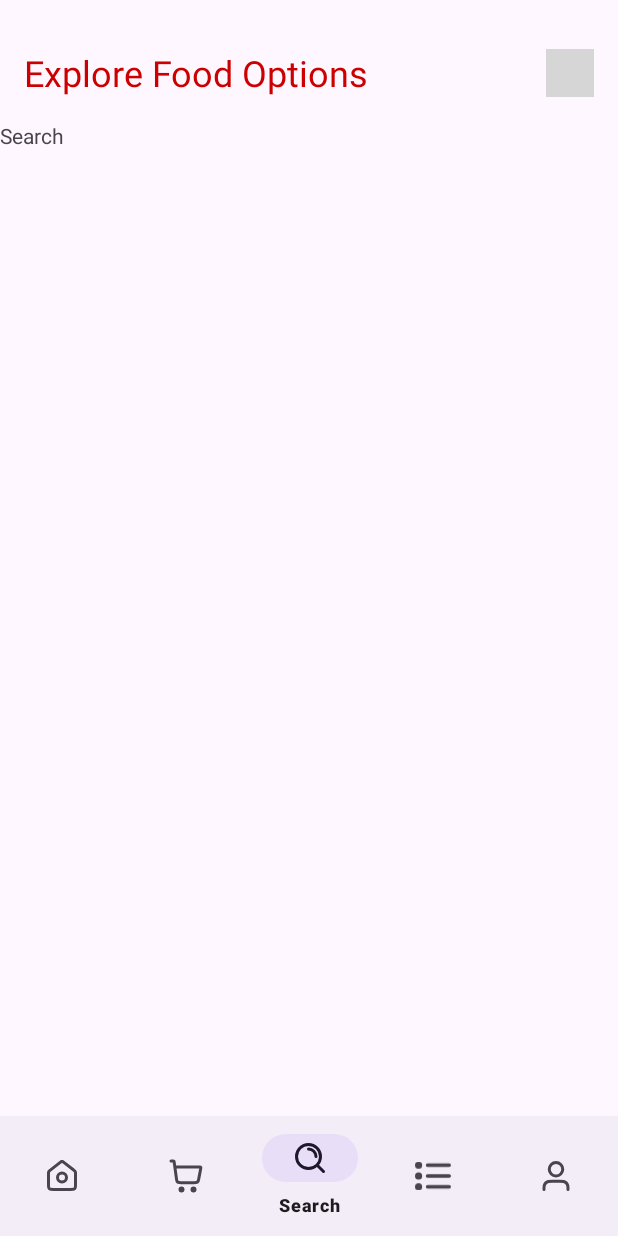
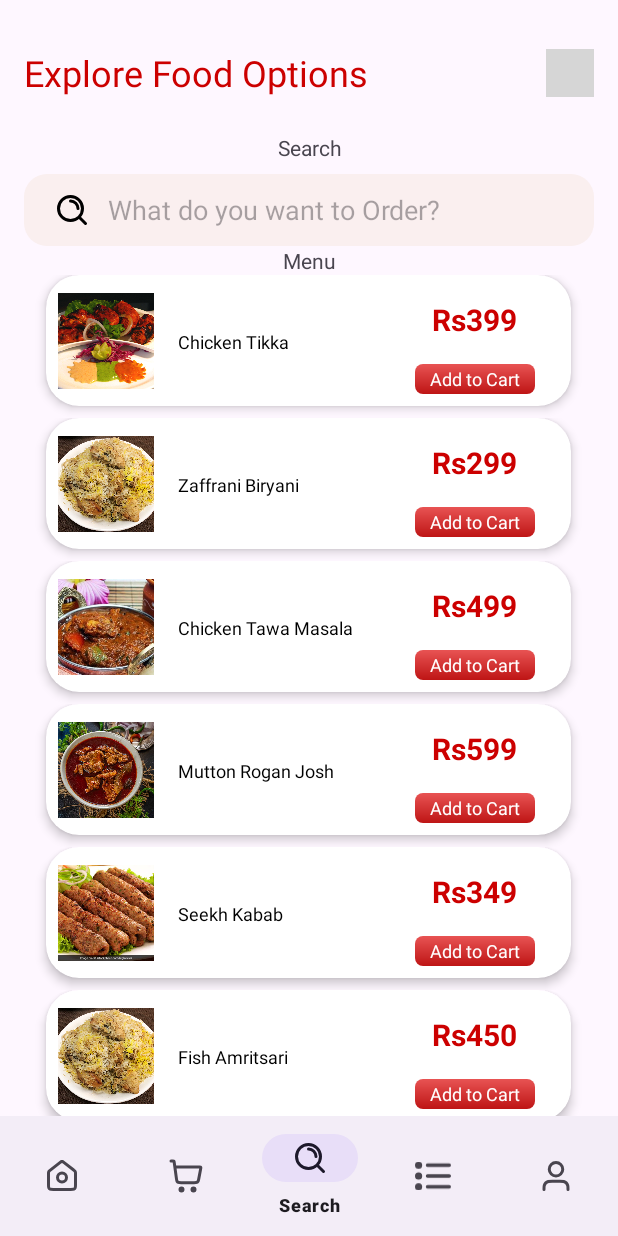
Before and after one commit to the-punisher-29/EatScape, an Android app: the screen it shows after launch (MainActivity), item 3 of the bottom bar chosen, on a phone screen of 412 x 824 dp. Run offline under Robolectric (Android 15) with nearby library versions, the phone set to English and light mode, and no system bars; our stand-ins replace navigation-ui; libraries missing offline, so code that uses them is left out: com.denzcoskun.imageslider; Roboto replaces fonts that are not available here; 8 statements that could not run were skipped; grey boxes are pictures that could not be loaded.

Commit message:
Search Fragment Build

```diff
--- a/app/src/main/AndroidManifest.xml
+++ b/app/src/main/AndroidManifest.xml
@@ -31,7 +31,8 @@
         </activity>
         <activity
             android:name=".MainActivity"
-            android:exported="true">
+            android:exported="true"
+            android:windowSoftInputMode="adjustPan">
             <intent-filter>
                 <action android:name="android.intent.action.MAIN" />
 
--- a/app/src/main/java/in/sk/eatscape/Fragment/SearchFragment.kt
+++ b/app/src/main/java/in/sk/eatscape/Fragment/SearchFragment.kt
@@ -5,49 +5,109 @@ import androidx.fragment.app.Fragment
 import android.view.LayoutInflater
 import android.view.View
 import android.view.ViewGroup
+import androidx.recyclerview.widget.LinearLayoutManager
+import androidx.appcompat.widget.SearchView
 import `in`.sk.eatscape.R
-
-
-private const val ARG_PARAM1 = "param1"
-private const val ARG_PARAM2 = "param2"
+import `in`.sk.eatscape.adpater.MenuAdapter
+import `in`.sk.eatscape.databinding.FragmentSearchBinding
 
 class SearchFragment : Fragment() {
-    // TODO: Rename and change types of parameters
-    private var param1: String? = null
-    private var param2: String? = null
+    private lateinit var binding: FragmentSearchBinding
+    private lateinit var adapter: MenuAdapter
+
+    private val orgmenuFoodName = listOf(
+        "Chicken Tikka", "Zaffrani Biryani", "Chicken Tawa Masala", "Mutton Rogan Josh", "Seekh Kabab",
+        "Fish Amritsari", "Prawn Curry", "Paneer Butter Masala", "Chicken Curry", "Mutton Curry",
+        "Fish Curry", "Vegetable Biryani", "Paneer Tikka", "Chicken Wings", "Mutton Keema",
+        "Fish Fry", "Mutton Korma", "Butter Chicken", "Fish Tikka", "Mutton Biryani"
+    )
+
+    private val orgmenuItemPrice = listOf(
+        "Rs399", "Rs299", "Rs499", "Rs599", "Rs349",
+        "Rs450", "Rs550", "Rs350", "Rs400", "Rs600",
+        "Rs500", "Rs250", "Rs300", "Rs299", "Rs550",
+        "Rs400", "Rs600", "Rs450", "Rs350", "Rs650"
+    )
+
+    private val orgmenuImage = listOf(
+        R.drawable.tikka, R.drawable.bir, R.drawable.ctm, R.drawable.mutt, R.drawable.sk,
+        R.drawable.bir, R.drawable.bir, R.drawable.bir, R.drawable.bir, R.drawable.bir,
+        R.drawable.bir, R.drawable.bir, R.drawable.bir, R.drawable.bir, R.drawable.bir,
+        R.drawable.bir, R.drawable.bir, R.drawable.bir, R.drawable.bir, R.drawable.bir
+    )
+
+    private val filteredMenuFoodName = mutableListOf<String>()
+    private val filteredMenuItemPrice = mutableListOf<String>()
+    private val filteredMenuImage = mutableListOf<Int>()
+
     override fun onCreate(savedInstanceState: Bundle?) {
         super.onCreate(savedInstanceState)
-        arguments?.let {
-            param1 = it.getString(ARG_PARAM1)
-            param2 = it.getString(ARG_PARAM2)
-        }
     }
 
     override fun onCreateView(
         inflater: LayoutInflater, container: ViewGroup?,
         savedInstanceState: Bundle?
-    ): View? {
+    ): View {
         // Inflate the layout for this fragment
-        return inflater.inflate(R.layout.fragment_search, container, false)
+        binding = FragmentSearchBinding.inflate(inflater, container, false)
+
+        adapter = MenuAdapter(filteredMenuFoodName, filteredMenuItemPrice, filteredMenuImage)
+        binding.menurv.layoutManager = LinearLayoutManager(requireContext())
+        binding.menurv.adapter = adapter
+
+        // Setting up search view
+        setupSearchView()
+
+        // Showing menu items
+        showAllMenu()
+
+        return binding.root
+    }
+
+    private fun showAllMenu() {
+        filteredMenuFoodName.clear()
+        filteredMenuItemPrice.clear()
+        filteredMenuImage.clear()
+
+        filteredMenuFoodName.addAll(orgmenuFoodName)
+        filteredMenuItemPrice.addAll(orgmenuItemPrice)
+        filteredMenuImage.addAll(orgmenuImage)
+
+        adapter.notifyDataSetChanged()
+    }
+
+    private fun setupSearchView() {
+        binding.searchView.setOnQueryTextListener(object : SearchView.OnQueryTextListener,
+            android.widget.SearchView.OnQueryTextListener {
+            override fun onQueryTextSubmit(query: String): Boolean {
+                filterMenuItems(query)
+                return true // Indicate that the query has been handled
+            }
+
+            override fun onQueryTextChange(newText: String): Boolean {
+                filterMenuItems(newText)
+                return true
+            }
+        })
+    }
+
+    private fun filterMenuItems(query: String) {
+        filteredMenuFoodName.clear()
+        filteredMenuItemPrice.clear()
+        filteredMenuImage.clear()
+
+        orgmenuFoodName.forEachIndexed { index, foodName ->
+            if (foodName.contains(query, ignoreCase = true)){
+                    filteredMenuFoodName.add(foodName)
+                    filteredMenuItemPrice.add(orgmenuItemPrice[index])
+                    filteredMenuImage.add(orgmenuImage[index])
+
+            }
+        adapter.notifyDataSetChanged()
+      }
     }
 
     companion object {
-        /**
-         * Use this factory method to create a new instance of
-         * this fragment using the provided parameters.
-         *
-         * @param param1 Parameter 1.
-         * @param param2 Parameter 2.
-         * @return A new instance of fragment SearchFragment.
-         */
-        // TODO: Rename and change types and number of parameters
-        @JvmStatic
-        fun newInstance(param1: String, param2: String) =
-            SearchFragment().apply {
-                arguments = Bundle().apply {
-                    putString(ARG_PARAM1, param1)
-                    putString(ARG_PARAM2, param2)
-                }
-            }
+
     }
 }
--- /dev/null
+++ b/app/src/main/res/drawable/searchshape.xml
@@ -0,0 +1,10 @@
+<?xml version="1.0" encoding="utf-8"?>
+<shape xmlns:android="http://schemas.android.com/apk/res/android">
+    <solid android:color="#FAEFEF" />
+    <corners android:radius="15dp" />
+
+
+
+
+
+</shape>
--- a/app/src/main/res/layout/fragment_search.xml
+++ b/app/src/main/res/layout/fragment_search.xml
@@ -1,5 +1,6 @@
 <?xml version="1.0" encoding="utf-8"?>
-<FrameLayout xmlns:android="http://schemas.android.com/apk/res/android"
+<androidx.constraintlayout.widget.ConstraintLayout xmlns:android="http://schemas.android.com/apk/res/android"
+    xmlns:app="http://schemas.android.com/apk/res-auto"
     xmlns:tools="http://schemas.android.com/tools"
     android:layout_width="match_parent"
     android:layout_height="match_parent"
@@ -7,8 +8,49 @@
 
     <!-- TODO: Update blank fragment layout -->
     <TextView
+        android:id="@+id/textView17"
+        android:layout_width="wrap_content"
+        android:layout_height="wrap_content"
+        android:layout_marginTop="8dp"
+        android:gravity="center"
+        android:text="@string/search"
+        app:layout_constraintEnd_toEndOf="parent"
+        app:layout_constraintStart_toStartOf="parent"
+        app:layout_constraintTop_toTopOf="parent" />
+
+    <SearchView
+        android:id="@+id/searchView"
+        android:layout_width="0dp"
+        android:layout_height="wrap_content"
+        android:layout_marginStart="16dp"
+        android:layout_marginTop="8dp"
+        android:layout_marginEnd="16dp"
+        android:background="@drawable/searchshape"
+        android:iconifiedByDefault="false"
+        android:queryBackground="@android:color/transparent"
+        android:queryHint="What do you want to Order?"
+        android:searchIcon="@drawable/search"
+        app:layout_constraintEnd_toEndOf="parent"
+        app:layout_constraintHorizontal_bias="0.0"
+        app:layout_constraintStart_toStartOf="parent"
+        app:layout_constraintTop_toBottomOf="@+id/textView17" />
+
+    <androidx.recyclerview.widget.RecyclerView
+        android:id="@+id/menurv"
         android:layout_width="match_parent"
-        android:layout_height="match_parent"
-        android:text="@string/search" />
+        android:layout_height="0dp"
+        app:layout_constraintBottom_toBottomOf="parent"
+        app:layout_constraintEnd_toEndOf="parent"
+        app:layout_constraintStart_toStartOf="parent"
+        app:layout_constraintTop_toBottomOf="@+id/textView18" />
 
-</FrameLayout>
+    <TextView
+        android:id="@+id/textView18"
+        android:layout_width="wrap_content"
+        android:layout_height="wrap_content"
+        android:text="Menu"
+        app:layout_constraintEnd_toEndOf="parent"
+        app:layout_constraintStart_toStartOf="parent"
+        app:layout_constraintTop_toBottomOf="@+id/searchView" />
+
+</androidx.constraintlayout.widget.ConstraintLayout>
```
